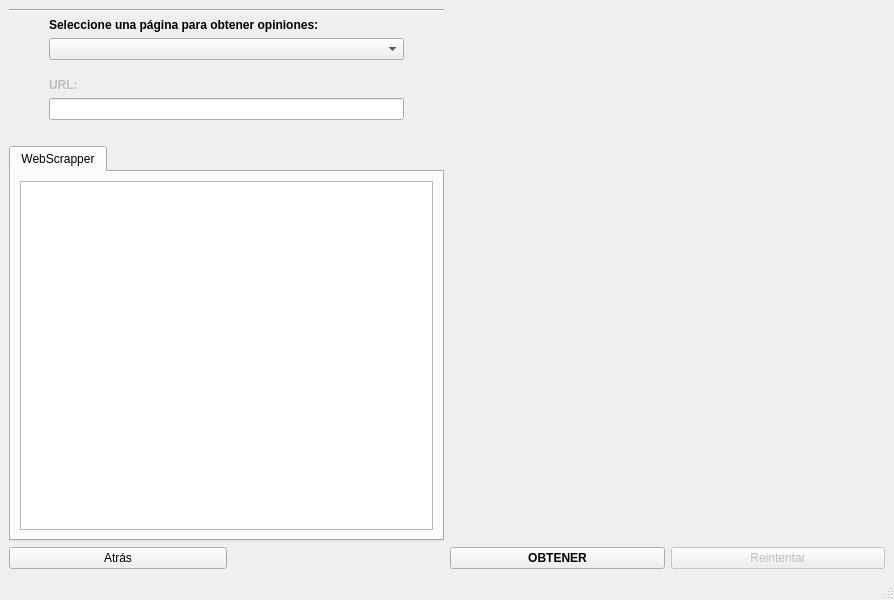
Old version of the form Vista/webScraper.ui in the repository diegoabdul/Analitica-de-Opiniones.
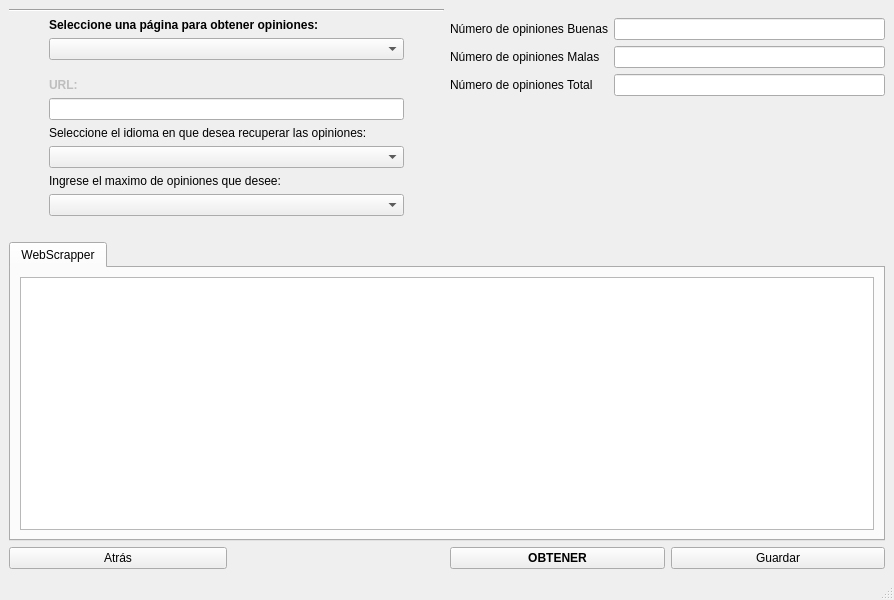
New version of the form.

Commit message: web scraper booking

The edit to the form file:
```diff
--- a/Vista/webScraper.ui
+++ b/Vista/webScraper.ui
@@ -33,33 +33,6 @@
   </property>
   <widget class="QWidget" name="widget">
    <layout class="QGridLayout" name="gridLayout_2">
-    <item row="3" column="0">
-     <layout class="QGridLayout" name="gridLayout_13">
-      <item row="0" column="0">
-       <widget class="QTabWidget" name="textosValorar_tab">
-        <property name="sizePolicy">
-         <sizepolicy hsizetype="Expanding" vsizetype="Expanding">
-          <horstretch>0</horstretch>
-          <verstretch>0</verstretch>
-         </sizepolicy>
-        </property>
-        <property name="currentIndex">
-         <number>0</number>
-        </property>
-        <widget class="QWidget" name="widget">
-         <attribute name="title">
-          <string>WebScrapper</string>
-         </attribute>
-         <layout class="QGridLayout" name="gridLayout">
-          <item row="1" column="0">
-           <widget class="QListWidget" name="listWidget_WebScraper"/>
-          </item>
-         </layout>
-        </widget>
-       </widget>
-      </item>
-     </layout>
-    </item>
     <item row="4" column="0" rowspan="3">
      <layout class="QGridLayout" name="gridLayout_4">
       <item row="0" column="0">
@@ -90,13 +63,17 @@
       </item>
      </layout>
     </item>
-    <item row="0" column="0">
-     <layout class="QGridLayout" name="gridLayout_6"/>
+    <item row="1" column="0">
+     <widget class="Line" name="line">
+      <property name="orientation">
+       <enum>Qt::Horizontal</enum>
+      </property>
+     </widget>
     </item>
     <item row="4" column="1" rowspan="3">
      <layout class="QGridLayout" name="gridLayout_3">
       <item row="0" column="0">
-       <widget class="QPushButton" name="btn_clasificar">
+       <widget class="QPushButton" name="btn_obtener">
         <property name="enabled">
          <bool>true</bool>
         </property>
@@ -120,7 +97,7 @@
       <item row="0" column="1">
        <widget class="QPushButton" name="btn_guardar">
         <property name="enabled">
-         <bool>false</bool>
+         <bool>true</bool>
         </property>
         <property name="sizePolicy">
          <sizepolicy hsizetype="Expanding" vsizetype="Fixed">
@@ -129,14 +106,20 @@
          </sizepolicy>
         </property>
         <property name="text">
-         <string>Reintentar</string>
+         <string>Guardar</string>
         </property>
        </widget>
       </item>
      </layout>
     </item>
+    <item row="0" column="0">
+     <layout class="QGridLayout" name="gridLayout_6"/>
+    </item>
     <item row="2" column="0">
      <layout class="QGridLayout" name="gridLayout_5">
+      <item row="1" column="1">
+       <widget class="QComboBox" name="comboBox_paginas"/>
+      </item>
       <item row="1" column="0" rowspan="3">
        <spacer name="verticalSpacer_2">
         <property name="orientation">
@@ -153,16 +136,10 @@
         </property>
        </spacer>
       </item>
-      <item row="0" column="1">
-       <widget class="QLabel" name="label_2">
-        <property name="font">
-         <font>
-          <weight>75</weight>
-          <bold>true</bold>
-         </font>
-        </property>
+      <item row="7" column="1">
+       <widget class="QLabel" name="label">
         <property name="text">
-         <string>Seleccione una página para obtener opiniones:</string>
+         <string>Seleccione el idioma en que desea recuperar las opiniones:</string>
         </property>
        </widget>
       </item>
@@ -182,7 +159,20 @@
         </property>
        </widget>
       </item>
-      <item row="7" column="1">
+      <item row="0" column="1">
+       <widget class="QLabel" name="label_2">
+        <property name="font">
+         <font>
+          <weight>75</weight>
+          <bold>true</bold>
+         </font>
+        </property>
+        <property name="text">
+         <string>Seleccione una página para obtener opiniones:</string>
+        </property>
+       </widget>
+      </item>
+      <item row="11" column="1">
        <spacer name="horizontalSpacer_4">
         <property name="orientation">
          <enum>Qt::Horizontal</enum>
@@ -198,8 +188,8 @@
       <item row="6" column="1">
        <widget class="QLineEdit" name="URL"/>
       </item>
-      <item row="1" column="1">
-       <widget class="QComboBox" name="comboBox_paginas"/>
+      <item row="8" column="1">
+       <widget class="QComboBox" name="comboBox"/>
       </item>
       <item row="1" column="2" rowspan="3">
        <spacer name="verticalSpacer">
@@ -217,14 +207,78 @@
         </property>
        </spacer>
       </item>
+      <item row="9" column="1">
+       <widget class="QLabel" name="label_3">
+        <property name="text">
+         <string>Ingrese el maximo de opiniones que desee:</string>
+        </property>
+       </widget>
+      </item>
+      <item row="10" column="1">
+       <widget class="QComboBox" name="comboBox_2"/>
+      </item>
      </layout>
     </item>
-    <item row="1" column="0">
-     <widget class="Line" name="line">
-      <property name="orientation">
-       <enum>Qt::Horizontal</enum>
-      </property>
-     </widget>
+    <item row="2" column="1">
+     <layout class="QFormLayout" name="formLayout">
+      <item row="0" column="0">
+       <widget class="QLabel" name="label_4">
+        <property name="text">
+         <string>Número de opiniones Buenas</string>
+        </property>
+       </widget>
+      </item>
+      <item row="1" column="0">
+       <widget class="QLabel" name="label_5">
+        <property name="text">
+         <string>Número de opiniones Malas</string>
+        </property>
+       </widget>
+      </item>
+      <item row="2" column="0">
+       <widget class="QLabel" name="label_6">
+        <property name="text">
+         <string>Número de opiniones Total</string>
+        </property>
+       </widget>
+      </item>
+      <item row="2" column="1">
+       <widget class="QLineEdit" name="lineEdit_Total"/>
+      </item>
+      <item row="1" column="1">
+       <widget class="QLineEdit" name="lineEdit_Malas"/>
+      </item>
+      <item row="0" column="1">
+       <widget class="QLineEdit" name="lineEdit_Buenas"/>
+      </item>
+     </layout>
+    </item>
+    <item row="3" column="0" colspan="2">
+     <layout class="QGridLayout" name="gridLayout_13">
+      <item row="0" column="0">
+       <widget class="QTabWidget" name="textosValorar_tab">
+        <property name="sizePolicy">
+         <sizepolicy hsizetype="Expanding" vsizetype="Expanding">
+          <horstretch>0</horstretch>
+          <verstretch>0</verstretch>
+         </sizepolicy>
+        </property>
+        <property name="currentIndex">
+         <number>0</number>
+        </property>
+        <widget class="QWidget" name="widget">
+         <attribute name="title">
+          <string>WebScrapper</string>
+         </attribute>
+         <layout class="QGridLayout" name="gridLayout">
+          <item row="1" column="0">
+           <widget class="QListWidget" name="listWidget"/>
+          </item>
+         </layout>
+        </widget>
+       </widget>
+      </item>
+     </layout>
     </item>
    </layout>
   </widget>
```
The commit also changes 9 other files.
